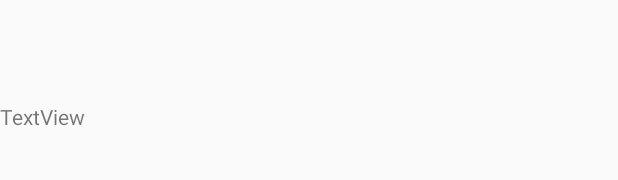
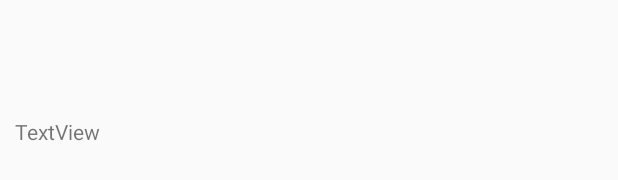
Before and after one commit to poojanshah2005/FinalProject, an Android app: the layout fragment_display_drink.xml on its own in the app's theme, with its tools: preview values and no code run, on a phone screen of 412 x 824 dp. Shown: the part 152-332 px from the top of the screen. Run offline under Robolectric (Android 15) with nearby library versions, the phone set to English and light mode, and no system bars.

Commit message:
layout change

```diff
--- a/app/src/main/res/layout/fragment_display_drink.xml
+++ b/app/src/main/res/layout/fragment_display_drink.xml
@@ -8,7 +8,8 @@
     <LinearLayout
         android:layout_width="match_parent"
         android:layout_height="match_parent"
-        android:orientation="vertical">
+        android:orientation="vertical"
+        android:padding="10dp">
 
         <TextView
             android:id="@+id/tvDrinkName"
```
Also changed, not shown: 1 other file.
